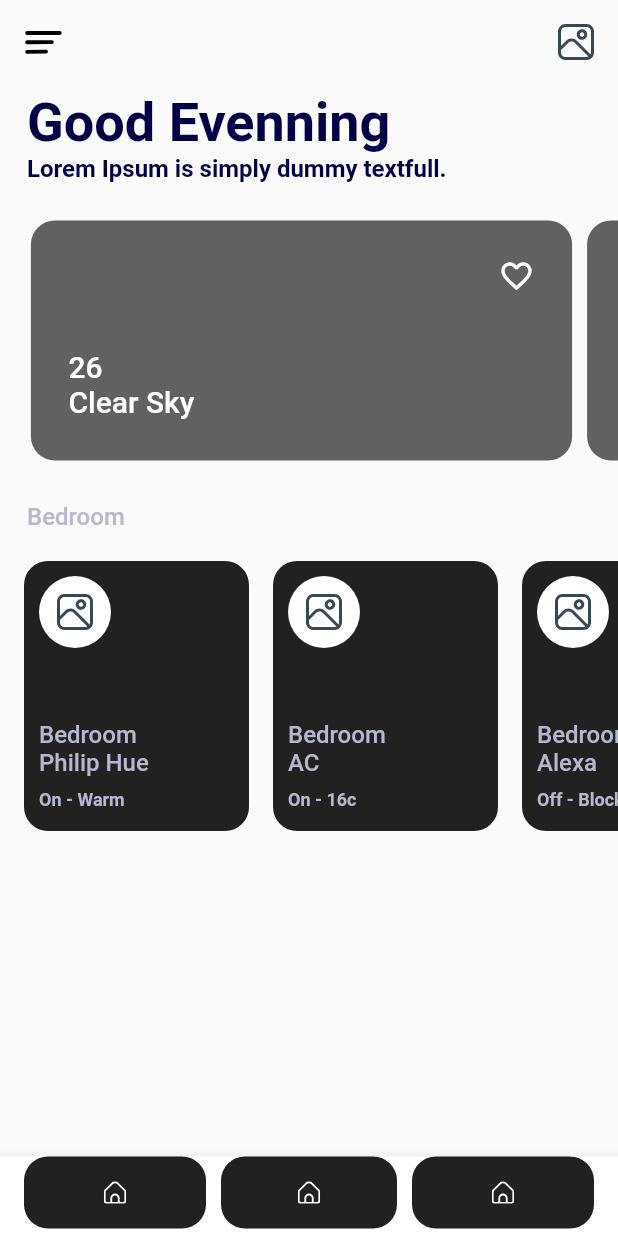
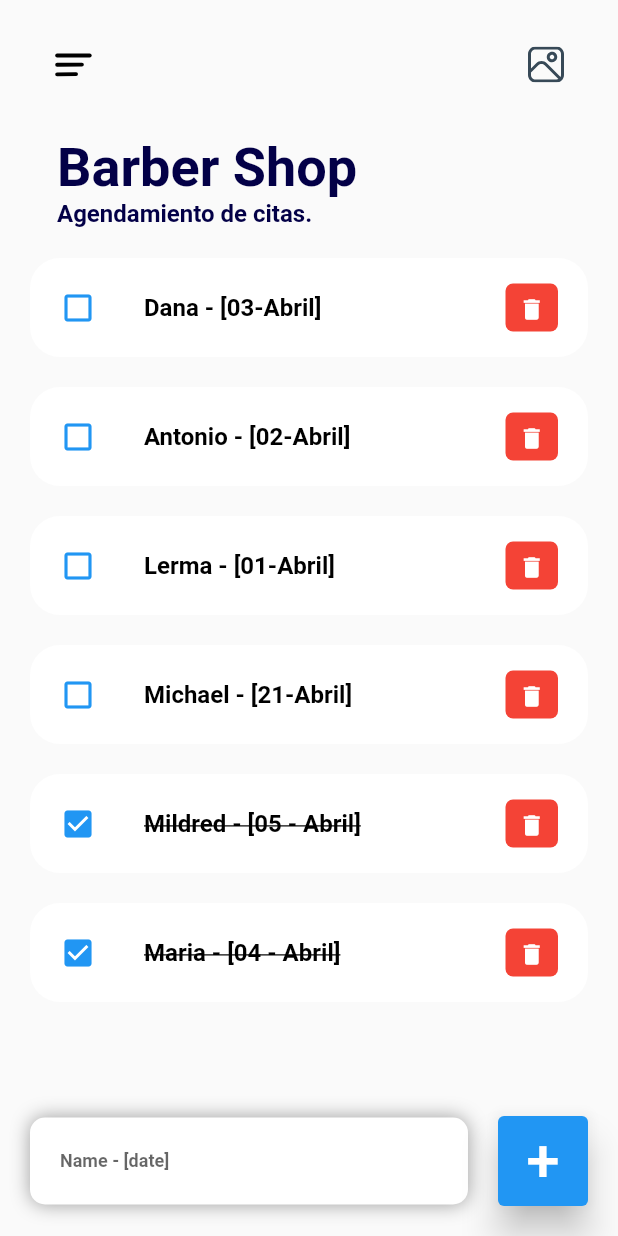
Before and after one commit to barrosjss/simple-app-flutter, a Flutter app: the screen it shows after launch, on a phone screen of 412 x 824 dp. Run offline on Flutter 3.47's test engine with Material 2 defaults, Android fonts, the phone set to English and light mode, and no system bars; drawn by our look-alikes of carousel_slider; our stand-ins replace flutter_svg.

Commit message:
Change::BarbaerShop

```diff
--- /dev/null
+++ b/my_app/lib/components/DateItem.dart
@@ -0,0 +1,66 @@
+// ignore_for_file: prefer_typing_uninitialized_variables
+import 'package:flutter/material.dart';
+
+import '../models/date.dart';
+
+class DateItem extends StatelessWidget {
+  final Date date;
+  final onDateChanged;
+  final onDeleteItem;
+
+  const DateItem({
+    Key? key,
+    required this.date,
+    required this.onDateChanged,
+    required this.onDeleteItem,
+  }) : super(key: key);
+
+  @override
+  Widget build(BuildContext context) {
+    return Container(
+      margin: const EdgeInsets.only(bottom: 20),
+      child: ListTile(
+        onTap: () {
+          // print('Clicked on Todo Item.');
+          onDateChanged(date);
+        },
+        shape: RoundedRectangleBorder(
+          borderRadius: BorderRadius.circular(20),
+        ),
+        contentPadding: const EdgeInsets.symmetric(horizontal: 20, vertical: 5),
+        tileColor: Colors.white,
+        leading: Icon(
+          date.isDone ? Icons.check_box : Icons.check_box_outline_blank,
+          color: Colors.blue,
+        ),
+        title: Text(
+          date.todoText!,
+          style: TextStyle(
+            fontSize: 16,
+            color: Colors.black,
+            decoration: date.isDone ? TextDecoration.lineThrough : null,
+          ),
+        ),
+        trailing: Container(
+          padding: const EdgeInsets.all(0),
+          margin: const EdgeInsets.symmetric(vertical: 12),
+          height: 35,
+          width: 35,
+          decoration: BoxDecoration(
+            color: Colors.red,
+            borderRadius: BorderRadius.circular(5),
+          ),
+          child: IconButton(
+            color: Colors.white,
+            iconSize: 18,
+            icon: const Icon(Icons.delete),
+            onPressed: () {
+              // print('Clicked on delete icon');
+              onDeleteItem(date.id);
+            },
+          ),
+        ),
+      ),
+    );
+  }
+}
--- a/my_app/lib/main.dart
+++ b/my_app/lib/main.dart
@@ -1,7 +1,8 @@
 // ignore_for_file: deprecated_member_use, prefer_const_constructors, use_key_in_widget_constructors
 import 'package:flutter/material.dart';
 // import 'package:my_app/screens/SplashScreen.dart';
-import 'package:my_app/screens/HomeScreen.dart';
+//import 'package:my_app/screens/HomeScreen.dart';
+import 'package:my_app/screens/BarberShop.dart';
 
 void main() {
   runApp(MyApp());
@@ -14,7 +15,7 @@ class MyApp extends StatelessWidget {
     return MaterialApp(
       debugShowCheckedModeBanner: false,
       title: 'Flutter Demo',
-      home: HomeScreen(),
+      home: BarberShop(),
       theme: ThemeData(
         primaryColor: Colors.grey[700],
         accentColor: Colors.grey[900],
--- /dev/null
+++ b/my_app/lib/models/date.dart
@@ -0,0 +1,34 @@
+class Date {
+  String? id;
+  String? todoText;
+  bool isDone;
+
+  Date({
+    required this.id,
+    required this.todoText,
+    this.isDone = false,
+  });
+
+  static List<Date> dateList() {
+    return [
+      Date(id: '01', todoText: 'Maria - [04 - Abril]', isDone: true),
+      Date(id: '02', todoText: 'Mildred - [05 - Abril]', isDone: true),
+      Date(
+        id: '03',
+        todoText: 'Michael - [21-Abril]',
+      ),
+      Date(
+        id: '04',
+        todoText: 'Lerma - [01-Abril]',
+      ),
+      Date(
+        id: '05',
+        todoText: 'Antonio - [02-Abril]',
+      ),
+      Date(
+        id: '06',
+        todoText: 'Dana - [03-Abril]',
+      ),
+    ];
+  }
+}
--- /dev/null
+++ b/my_app/lib/screens/BarberShop.dart
@@ -0,0 +1,181 @@
+// ignore_for_file: prefer_const_constructors, use_key_in_widget_constructors, prefer_const_literals_to_create_immutables, deprecated_member_use, must_be_immutable, unused_field, prefer_final_fields, override_on_non_overriding_member, unused_element, dead_code, sort_child_properties_last, prefer_const_constructors_in_immutables
+
+import 'package:flutter/material.dart';
+import 'package:flutter_svg/flutter_svg.dart';
+import '../models/date.dart';
+import '../components/DateItem.dart';
+
+class BarberShop extends StatefulWidget {
+  BarberShop({Key? key}) : super(key: key);
+
+  @override
+  State<BarberShop> createState() => _BarberShopState();
+}
+
+class _BarberShopState extends State<BarberShop> {
+  final dateList = Date.dateList();
+  List<Date> _foundDate = [];
+  final _dateController = TextEditingController();
+
+  @override
+  void initState() {
+    _foundDate = dateList;
+    super.initState();
+  }
+
+  @override
+  Widget build(BuildContext context) {
+    return Scaffold(
+      body: SafeArea(
+        child: Stack(
+          children: [
+            Container(
+              padding: EdgeInsets.symmetric(
+                horizontal: 20,
+                vertical: 15,
+              ),
+              child: Column(
+                crossAxisAlignment: CrossAxisAlignment.start,
+                children: [
+                  _customAppBar(),
+                  _textHeader(context),
+                  Expanded(
+                    child: ListView(
+                      children: [
+                        for (Date datee in _foundDate.reversed)
+                          DateItem(
+                            date: datee,
+                            onDateChanged: _handleDateChange,
+                            onDeleteItem: _deleteDateItem,
+                          ),
+                      ],
+                    ),
+                  )
+                ],
+              ),
+            ),
+            Align(
+              alignment: Alignment.bottomCenter,
+              child: Row(children: [
+                Expanded(
+                  child: Container(
+                    margin: EdgeInsets.only(
+                      bottom: 20,
+                      right: 20,
+                      left: 20,
+                    ),
+                    padding: EdgeInsets.symmetric(
+                      horizontal: 20,
+                      vertical: 5,
+                    ),
+                    decoration: BoxDecoration(
+                      color: Colors.white,
+                      boxShadow: const [
+                        BoxShadow(
+                          color: Colors.grey,
+                          offset: Offset(0.0, 0.0),
+                          blurRadius: 10.0,
+                          spreadRadius: 0.0,
+                        ),
+                      ],
+                      borderRadius: BorderRadius.circular(10),
+                    ),
+                    child: TextField(
+                      controller: _dateController,
+                      decoration: InputDecoration(
+                          hintText: 'Name - [date]', border: InputBorder.none),
+                    ),
+                  ),
+                ),
+                Container(
+                  margin: EdgeInsets.only(
+                    bottom: 20,
+                    right: 20,
+                  ),
+                  child: ElevatedButton(
+                    child: Text(
+                      '+',
+                      style: TextStyle(
+                        fontSize: 40,
+                      ),
+                    ),
+                    onPressed: () {
+                      _addDateItem(_dateController.text);
+                    },
+                    style: ElevatedButton.styleFrom(
+                      primary: Colors.blue,
+                      minimumSize: Size(60, 60),
+                      elevation: 10,
+                    ),
+                  ),
+                ),
+              ]),
+            ),
+          ],
+        ),
+      ),
+    );
+  }
+
+  Widget _customAppBar() {
+    return Padding(
+      padding: EdgeInsets.symmetric(horizontal: 0.0, vertical: 0.0),
+      child: Row(
+        mainAxisAlignment: MainAxisAlignment.spaceBetween,
+        children: <Widget>[
+          IconButton(
+            iconSize: 40.0,
+            icon: SvgPicture.asset('assets/icons/slider.svg'),
+            onPressed: () {},
+          ),
+          IconButton(
+            iconSize: 40.0,
+            icon: SvgPicture.asset('assets/icons/image.svg'),
+            onPressed: () {},
+          ),
+        ],
+      ),
+    );
+  }
+
+  void _handleDateChange(Date date) {
+    setState(() {
+      date.isDone = !date.isDone;
+    });
+  }
+
+  void _deleteDateItem(String id) {
+    setState(() {
+      dateList.removeWhere((item) => item.id == id);
+    });
+  }
+
+  void _addDateItem(String date) {
+    setState(() {
+      dateList.add(Date(
+        id: DateTime.now().millisecondsSinceEpoch.toString(),
+        todoText: date,
+      ));
+    });
+    _dateController.clear();
+  }
+}
+
+Widget _textHeader(context) {
+  return Padding(
+    padding: EdgeInsets.symmetric(horizontal: 18.0, vertical: 20.0),
+    child: Column(
+      crossAxisAlignment: CrossAxisAlignment.start,
+      children: <Widget>[
+        Text(
+          'Barber Shop',
+          style: Theme.of(context).textTheme.headline1,
+        ),
+        Text(
+          'Agendamiento de citas.',
+          style: Theme.of(context).textTheme.bodyText2,
+        ),
+      ],
+    ),
+  );
+}
```
